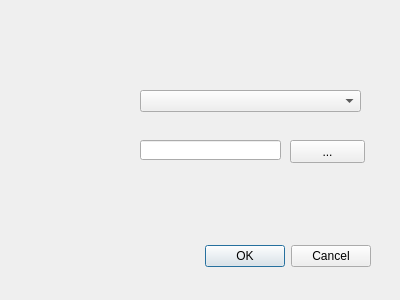
Before: the Qt Designer form Delft3D_FlexibleMesh_dialog_base.ui in jurjendejong/QGIS3_Delft3D_FM, drawn with Qt 5.
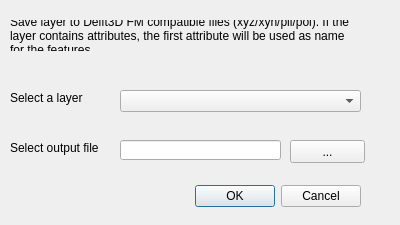
After: the same form once the commit is applied.

Commit message: Add multilinestring, add feature name based on attribute to polygons, update the dialog with text

```diff
--- a/Delft3D_FlexibleMesh_dialog_base.ui
+++ b/Delft3D_FlexibleMesh_dialog_base.ui
@@ -1,22 +1,22 @@
 <ui version="4.0" >
  <class>Delft3D_FlexibleMeshDialogBase</class>
- <widget class="QDialog" name="Delft3D_FlexibleMeshDialogBase" >
-  <property name="geometry" >
+ <widget class="QDialog" name="Delft3D_FlexibleMeshDialogBase">
+  <property name="geometry">
    <rect>
     <x>0</x>
     <y>0</y>
     <width>400</width>
-    <height>300</height>
+    <height>225</height>
    </rect>
   </property>
   <property name="windowTitle" >
    <string>Delft3D Flexible Mesh</string>
   </property>
-  <widget class="QDialogButtonBox" name="button_box" >
-   <property name="geometry" >
+  <widget class="QDialogButtonBox" name="button_box">
+   <property name="geometry">
     <rect>
-     <x>30</x>
-     <y>240</y>
+     <x>20</x>
+     <y>180</y>
      <width>341</width>
      <height>32</height>
     </rect>
@@ -31,9 +31,9 @@
   <widget class="QComboBox" name="comboBox">
    <property name="geometry">
     <rect>
-     <x>140</x>
+     <x>120</x>
      <y>90</y>
-     <width>221</width>
+     <width>241</width>
      <height>22</height>
     </rect>
    </property>
@@ -41,9 +41,9 @@
   <widget class="QLineEdit" name="lineEdit">
    <property name="geometry">
     <rect>
-     <x>140</x>
+     <x>120</x>
      <y>140</y>
-     <width>141</width>
+     <width>161</width>
      <height>20</height>
     </rect>
    </property>
@@ -61,6 +61,48 @@
     <string>...</string>
    </property>
   </widget>
+  <widget class="QLabel" name="label">
+   <property name="geometry">
+    <rect>
+     <x>10</x>
+     <y>90</y>
+     <width>81</width>
+     <height>16</height>
+    </rect>
+   </property>
+   <property name="text">
+    <string>Select a layer</string>
+   </property>
+  </widget>
+  <widget class="QLabel" name="label_2">
+   <property name="geometry">
+    <rect>
+     <x>10</x>
+     <y>140</y>
+     <width>91</width>
+     <height>16</height>
+    </rect>
+   </property>
+   <property name="text">
+    <string>Select output file</string>
+   </property>
+  </widget>
+  <widget class="QLabel" name="label_3">
+   <property name="geometry">
+    <rect>
+     <x>10</x>
+     <y>20</y>
+     <width>341</width>
+     <height>31</height>
+    </rect>
+   </property>
+   <property name="text">
+    <string>Save layer to Delft3D FM compatible files (xyz/xyn/pli/pol). If the layer contains attributes, the first attribute will be used as name for the features. </string>
+   </property>
+   <property name="wordWrap">
+    <bool>true</bool>
+   </property>
+  </widget>
  </widget>
  <resources/>
  <connections>
```
Left out of the diff: 35 changed lines with no effect on the pictures. The commit also changes 2 other files.
